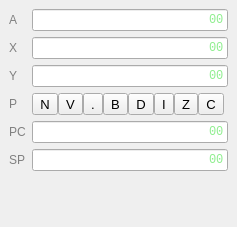
Qt form cpuwidget.ui (rjaremczak/mo65x) before a commit.
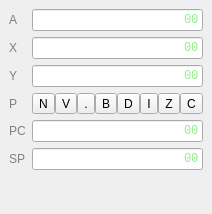
The same form after that commit.

```diff
--- a/cpuwidget.ui
+++ b/cpuwidget.ui
@@ -6,8 +6,8 @@
    <rect>
     <x>0</x>
     <y>0</y>
-    <width>237</width>
-    <height>227</height>
+    <width>208</width>
+    <height>214</height>
    </rect>
   </property>
   <property name="features">
@@ -150,129 +150,81 @@
       </property>
       <item>
        <widget class="QToolButton" name="flagN">
-        <property name="font">
-         <font>
-          <family>Helvetica</family>
-          <pointsize>10</pointsize>
-         </font>
-        </property>
         <property name="text">
          <string>N</string>
         </property>
         <property name="checkable">
-         <bool>false</bool>
+         <bool>true</bool>
         </property>
        </widget>
       </item>
       <item>
        <widget class="QToolButton" name="flagV">
-        <property name="font">
-         <font>
-          <family>Helvetica</family>
-          <pointsize>10</pointsize>
-         </font>
-        </property>
         <property name="text">
          <string>V</string>
         </property>
         <property name="checkable">
-         <bool>false</bool>
+         <bool>true</bool>
         </property>
        </widget>
       </item>
       <item>
        <widget class="QToolButton" name="flagNone">
-        <property name="font">
-         <font>
-          <family>Helvetica</family>
-          <pointsize>10</pointsize>
-         </font>
-        </property>
         <property name="text">
          <string>.</string>
         </property>
         <property name="checkable">
-         <bool>false</bool>
+         <bool>true</bool>
         </property>
        </widget>
       </item>
       <item>
        <widget class="QToolButton" name="flagB">
-        <property name="font">
-         <font>
-          <family>Helvetica</family>
-          <pointsize>10</pointsize>
-         </font>
-        </property>
         <property name="text">
          <string>B</string>
         </property>
         <property name="checkable">
-         <bool>false</bool>
+         <bool>true</bool>
         </property>
        </widget>
       </item>
       <item>
        <widget class="QToolButton" name="flagD">
-        <property name="font">
-         <font>
-          <family>Helvetica</family>
-          <pointsize>10</pointsize>
-         </font>
-        </property>
         <property name="text">
          <string>D</string>
         </property>
         <property name="checkable">
-         <bool>false</bool>
+         <bool>true</bool>
         </property>
        </widget>
       </item>
       <item>
        <widget class="QToolButton" name="flagI">
-        <property name="font">
-         <font>
-          <family>Helvetica</family>
-          <pointsize>10</pointsize>
-         </font>
-        </property>
         <property name="text">
          <string>I</string>
         </property>
         <property name="checkable">
-         <bool>false</bool>
+         <bool>true</bool>
         </property>
        </widget>
       </item>
       <item>
        <widget class="QToolButton" name="flagZ">
-        <property name="font">
-         <font>
-          <family>Helvetica</family>
-          <pointsize>10</pointsize>
-         </font>
-        </property>
         <property name="text">
          <string>Z</string>
         </property>
         <property name="checkable">
-         <bool>false</bool>
+         <bool>true</bool>
         </property>
        </widget>
       </item>
       <item>
        <widget class="QToolButton" name="flagC">
-        <property name="font">
-         <font>
-          <family>Helvetica</family>
-          <pointsize>10</pointsize>
-         </font>
-        </property>
         <property name="text">
          <string>C</string>
         </property>
         <property name="checkable">
-         <bool>false</bool>
+         <bool>true</bool>
         </property>
        </widget>
       </item>
```
